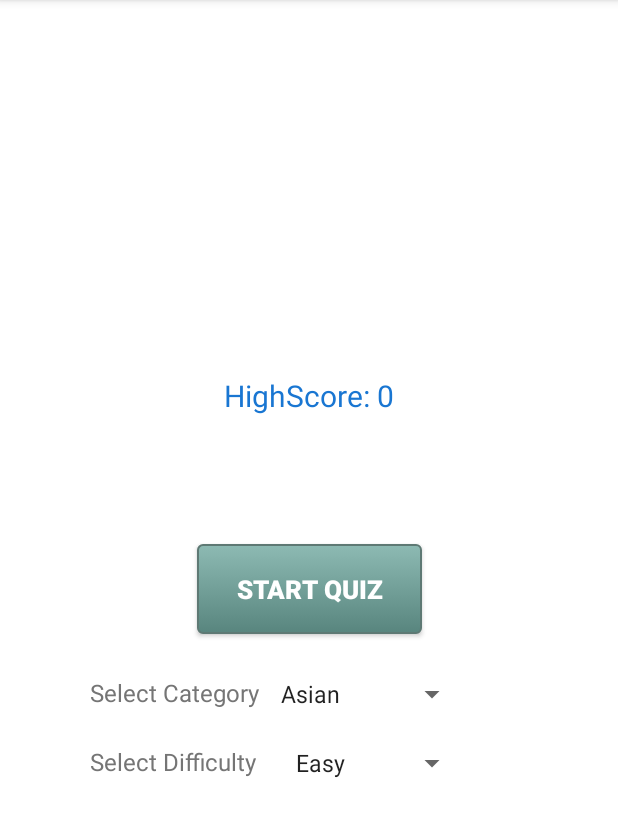
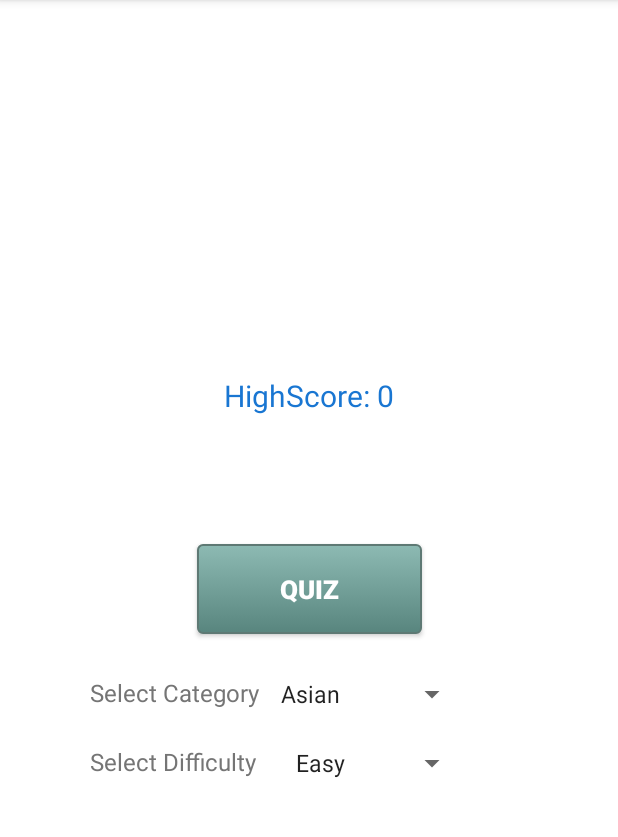
Before and after one commit to rushabhpicha/CulturalAwarenessApp, an Android app: the QuizMainActivity screen opened directly, with no data from a screen before it, on a phone screen of 412 x 824 dp, the part 84-921 px from its top. Run offline under Robolectric (Android 15) with nearby library versions, the phone set to English and light mode, and no system bars; Roboto replaces fonts that are not available here; 1 statement that could not run was skipped.

Commit message:
Second Version of the app

```diff
--- a/app/src/main/res/values/strings.xml
+++ b/app/src/main/res/values/strings.xml
@@ -36,7 +36,7 @@
 
     <string name="select_difficulty">Select Difficulty</string>
     <string name="select_category">Select Category</string>
-    <string name="btn_start_quiz">Start Quiz</string>
+    <string name="btn_start_quiz">Quiz</string>
     <string name="tv_hight_score">High Score: 0</string>
     <string name="tv_score_text">Score: 0</string>
     <string name="tv_question_text">Question: 1/x</string>
```
